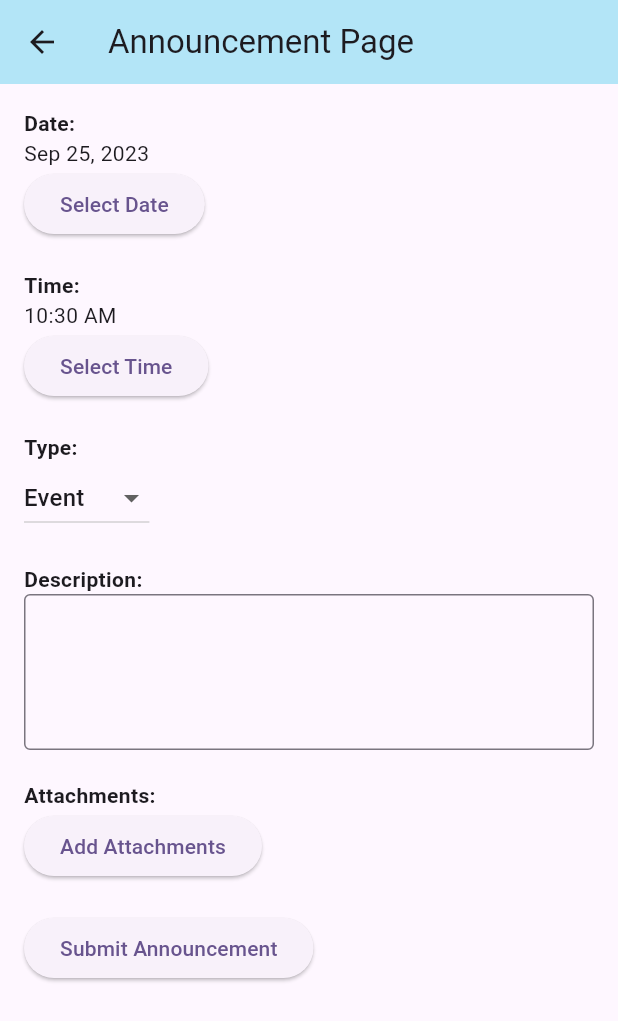
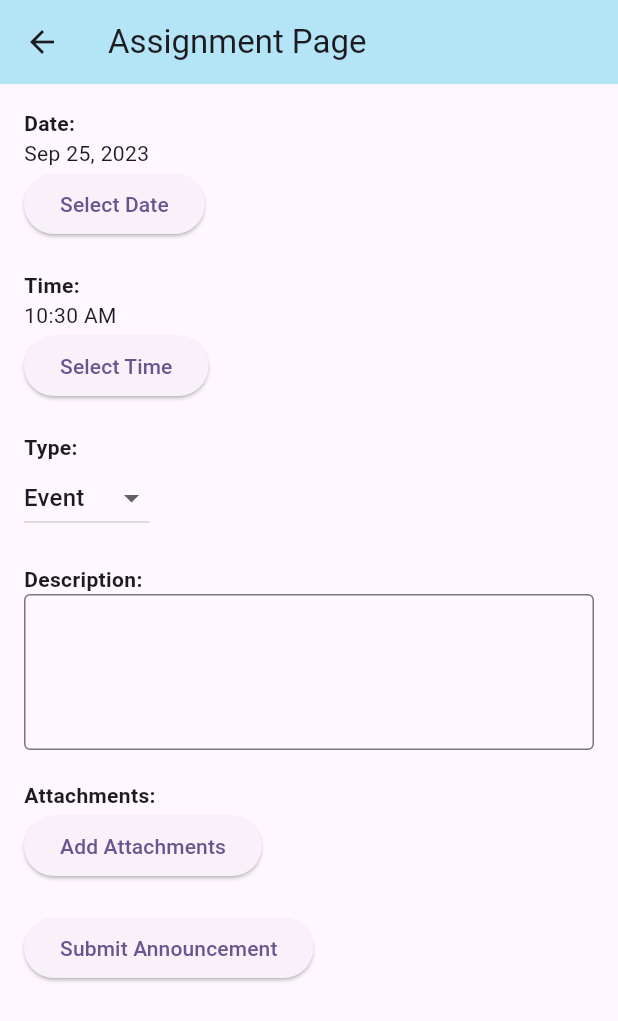
Before and after one commit to arunitasahu/teach_edge, a Flutter app: the AnnouncementPage screen opened directly, on a phone screen of 412 x 824 dp. Shown: the top 1021 px of the screen. Run offline on Flutter 3.47's test engine with Material 2 defaults, Android fonts, the phone set to English and light mode, and no system bars; our stand-ins replace file_picker.

Commit message:
Assignment Page

```diff
--- a/lib/presentation/pages/announcement_page/announcement_page.dart
+++ b/lib/presentation/pages/announcement_page/announcement_page.dart
@@ -57,7 +57,7 @@ class _AnnouncementPageState extends State<AnnouncementPage> {
   Widget build(BuildContext context) {
     return Scaffold(
       appBar: AppBar(
-        title: Text('Announcement Page'),
+        title: Text('Assignment Page'),
         backgroundColor: Color(0xffb3e5f7), // Set the AppBar background color
       ),
       body: SingleChildScrollView(
```
